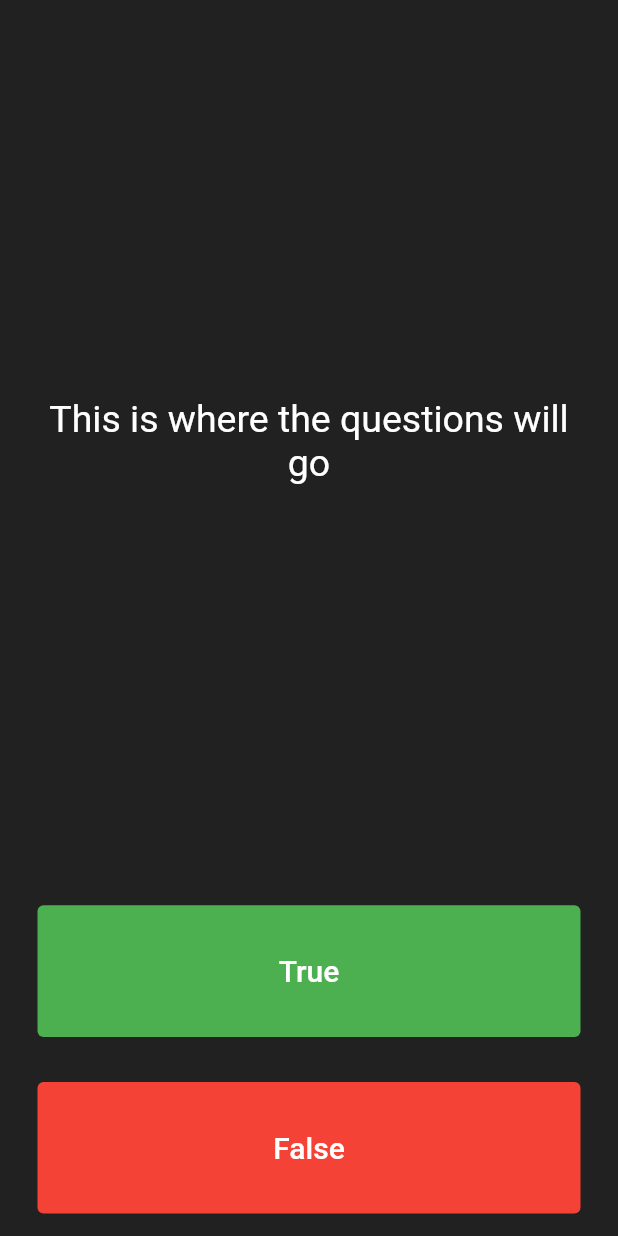
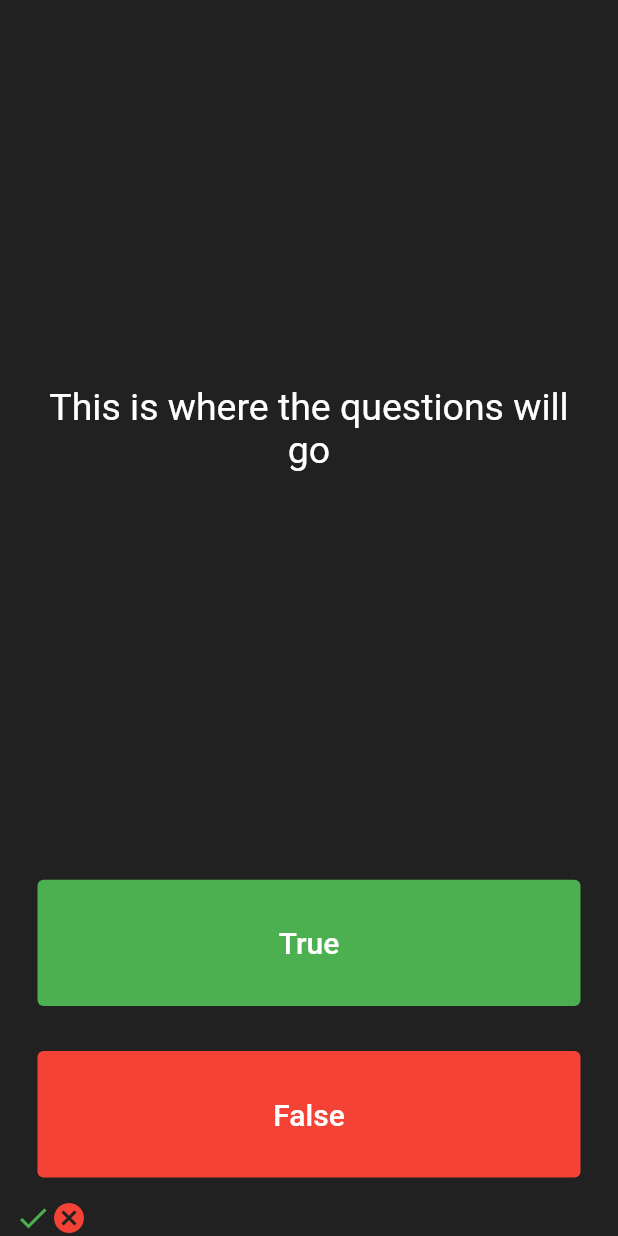
Before and after one commit to OstrichFarmer/trivia, a Flutter app: the screen it shows after launch, on a phone screen of 412 x 824 dp. Run offline on Flutter 3.47's test engine with Material 2 defaults, Android fonts, the phone set to English and light mode, and no system bars.

Commit message:
added the score keeper icon

```diff
--- a/lib/trivia_page.dart
+++ b/lib/trivia_page.dart
@@ -4,6 +4,17 @@ class TriviaPage extends StatefulWidget {
   @override
   _TriviaPageState createState() => _TriviaPageState();
 }
+
+List<Icon> scoreKeeper = [
+  Icon(
+    Icons.check,
+    color: Colors.green,
+  ),
+  Icon(
+    Icons.cancel,
+    color: Colors.red,
+  ),
+];
 
 class _TriviaPageState extends State<TriviaPage> {
   @override
@@ -53,6 +64,9 @@ class _TriviaPageState extends State<TriviaPage> {
             ),
           ),
         ),
+        Row(
+          children: scoreKeeper,
+        )
       ],
     );
   }
```
